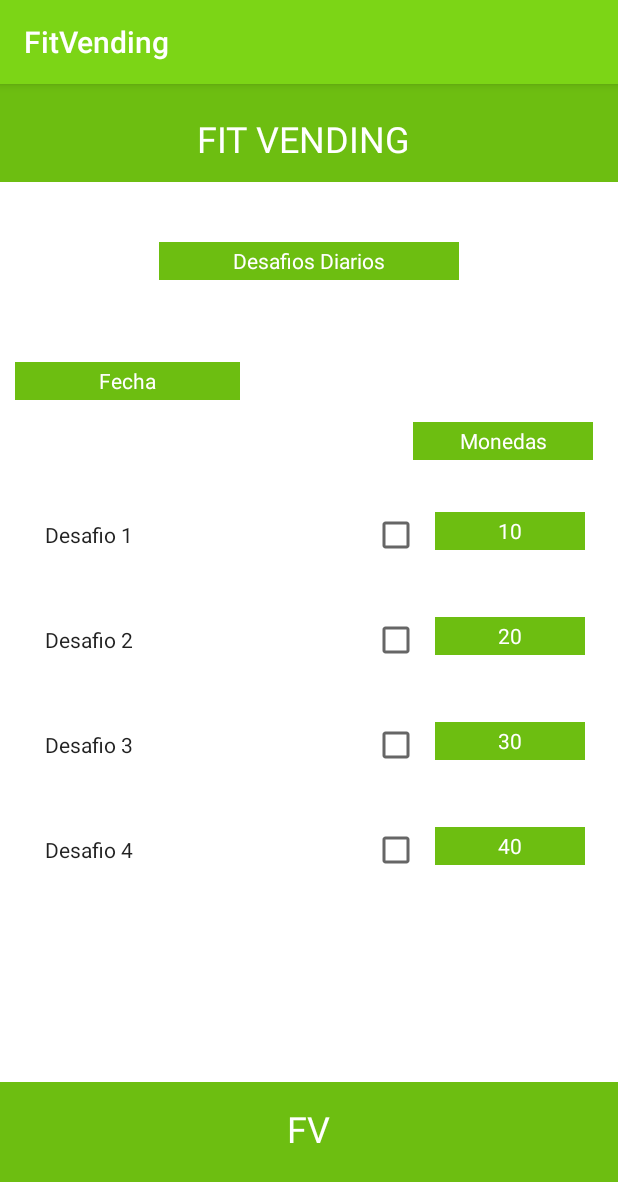
After one commit to brianbayarri/FitVending_Desarrollo, an Android app: the LogrosActivity screen opened directly, with no data from a screen before it, on a phone screen of 412 x 824 dp. The commit adds this screen. Shown: the top 1182 px of the screen. Run offline under Robolectric (Android 15) with nearby library versions, the phone set to English and light mode, and no system bars.

Commit message:
Se crea la pantalla de "Desafios Diarios" y se agrega al menu desplegable

```diff
--- a/Android/trunk/app/build.gradle
+++ b/Android/trunk/app/build.gradle
@@ -27,4 +27,5 @@ dependencies {
     testImplementation 'junit:junit:4.12'
     androidTestImplementation 'com.android.support.test:runner:1.0.2'
     androidTestImplementation 'com.android.support.test.espresso:espresso-core:3.0.2'
+    implementation 'com.android.support:recyclerview-v7:28.0.0'
 }
--- a/Android/trunk/app/src/main/AndroidManifest.xml
+++ b/Android/trunk/app/src/main/AndroidManifest.xml
@@ -9,7 +9,8 @@
         android:roundIcon="@mipmap/ic_launcher_round"
         android:supportsRtl="true"
         android:theme="@style/AppTheme">
-        <activity android:name=".PerfilActivity"></activity>
+        <activity android:name=".LogrosActivity"></activity>
+        <activity android:name=".PerfilActivity" />
         <activity android:name=".AlimentacionActivity" />
         <activity android:name=".CronometroActivity" />
         <activity android:name=".VendingActivity" />
--- /dev/null
+++ b/Android/trunk/app/src/main/java/com/example/fitvending/LogrosActivity.java
@@ -0,0 +1,13 @@
+package com.example.fitvending;
+
+import android.support.v7.app.AppCompatActivity;
+import android.os.Bundle;
+
+public class LogrosActivity extends AppCompatActivity {
+
+    @Override
+    protected void onCreate(Bundle savedInstanceState) {
+        super.onCreate(savedInstanceState);
+        setContentView(R.layout.activity_logros);
+    }
+}
--- a/Android/trunk/app/src/main/java/com/example/fitvending/MainActivity.java
+++ b/Android/trunk/app/src/main/java/com/example/fitvending/MainActivity.java
@@ -103,6 +103,9 @@ public class MainActivity extends AppCompatActivity
         }  else if (id == R.id.nav_Perfil) {
             intent = new Intent(this, PerfilActivity.class);
             startActivity(intent);
+        }   else if (id == R.id.nav_Desafios) {
+            intent = new Intent(this, LogrosActivity.class);
+            startActivity(intent);
         }
 
         DrawerLayout drawer = findViewById(R.id.drawer_layout);
--- /dev/null
+++ b/Android/trunk/app/src/main/res/layout/activity_logros.xml
@@ -0,0 +1,188 @@
+<?xml version="1.0" encoding="utf-8"?>
+<RelativeLayout xmlns:android="http://schemas.android.com/apk/res/android"
+    xmlns:app="http://schemas.android.com/apk/res-auto"
+    xmlns:tools="http://schemas.android.com/tools"
+    android:layout_width="match_parent"
+    android:layout_height="match_parent"
+    tools:context=".LogrosActivity"
+    android:background="#6DBE11"
+    >
+
+
+    <TextView
+        android:id="@+id/lbl_FVtitulo"
+        android:layout_width="wrap_content"
+        android:layout_height="wrap_content"
+        android:gravity="center"
+        android:text="FIT VENDING "
+        android:layout_centerHorizontal="true"
+        android:layout_marginTop="20dp"
+        android:textColor="#FFFFFF"
+        android:textSize="24sp"
+        />
+
+    <RelativeLayout
+        android:layout_width="match_parent"
+        android:layout_height="600dp"
+        android:layout_marginTop="65dp"
+        android:background="#FFFFFF"
+        >
+
+
+        <TextView
+            android:id="@+id/lbl_DesafiosDiarios"
+            android:layout_width="200dp"
+            android:layout_height="25dp"
+            android:layout_marginStart="15dp"
+            android:layout_marginTop="40dp"
+            android:background="#6DBE11"
+            android:gravity="center"
+            android:text="Desafios Diarios"
+            android:textColor="#FFFFFF"
+            android:layout_centerHorizontal="true"
+            />
+
+        <TextView
+            android:id="@+id/lbl_Fecha"
+            android:layout_width="150dp"
+            android:layout_height="25dp"
+            android:layout_marginStart="10dp"
+            android:layout_marginTop="120dp"
+            android:background="#6DBE11"
+            android:gravity="center"
+            android:text="Fecha"
+            android:textColor="#FFFFFF" />
+
+        <TextView
+            android:id="@+id/lbl_FechaNum"
+            android:layout_width="75dp"
+            android:layout_height="25dp"
+            android:layout_marginStart="200dp"
+            android:layout_marginTop="120dp"
+            android:gravity="center"
+            android:text="Fecha"
+            android:textColor="#FFFFFF" />
+
+
+        <TextView
+            android:id="@+id/lbl_MonedasGanadas"
+            android:layout_width="120dp"
+            android:layout_height="25dp"
+            android:layout_marginStart="275dp"
+            android:layout_marginTop="160dp"
+            android:background="#6DBE11"
+            android:gravity="center"
+            android:text="Monedas"
+            android:textColor="#FFFFFF" />
+
+
+        <CheckedTextView
+            android:id="@+id/check_Logro1"
+            android:layout_width="250dp"
+            android:layout_height="30dp"
+            android:text="Desafio 1"
+            android:layout_marginStart="30dp"
+            android:layout_marginTop="220dp"
+            android:checkMark="?android:attr/listChoiceIndicatorMultiple"
+            android:gravity="center"
+
+            />
+
+
+        <TextView
+            android:id="@+id/lbl_MonedasGanadasLogro1"
+            android:layout_width="100dp"
+            android:layout_height="25dp"
+            android:layout_marginStart="290dp"
+            android:layout_marginTop="220dp"
+            android:background="#6DBE11"
+            android:gravity="center"
+            android:text="10"
+            android:textColor="#FFFFFF" />
+
+        <CheckedTextView
+            android:id="@+id/check_Logro2"
+            android:layout_width="250dp"
+            android:layout_height="30dp"
+            android:text="Desafio 2"
+            android:layout_marginStart="30dp"
+            android:layout_marginTop="290dp"
+            android:checkMark="?android:attr/listChoiceIndicatorMultiple"
+            android:gravity="center"
+            />
+
+
+        <TextView
+            android:id="@+id/lbl_MonedasGanadasLogro2"
+            android:layout_width="100dp"
+            android:layout_height="25dp"
+            android:layout_marginStart="290dp"
+            android:layout_marginTop="290dp"
+            android:background="#6DBE11"
+            android:gravity="center"
+            android:text="20"
+            android:textColor="#FFFFFF" />
+
+
+        <CheckedTextView
+            android:id="@+id/check_Logro3"
+            android:layout_width="250dp"
+            android:layout_height="30dp"
+            android:text="Desafio 3"
+            android:layout_marginStart="30dp"
+            android:layout_marginTop="360dp"
+            android:checkMark="?android:attr/listChoiceIndicatorMultiple"
+            android:gravity="center"
+            />
+
+        <TextView
+            android:id="@+id/lbl_MonedasGanadasLogro3"
+            android:layout_width="100dp"
+            android:layout_height="25dp"
+            android:layout_marginStart="290dp"
+            android:layout_marginTop="360dp"
+            android:background="#6DBE11"
+            android:gravity="center"
+            android:text="30"
+            android:textColor="#FFFFFF"/>
+
+        <CheckedTextView
+            android:id="@+id/check_Logro4"
+            android:layout_width="250dp"
+            android:layout_height="30dp"
+            android:text="Desafio 4"
+            android:layout_marginStart="30dp"
+            android:layout_marginTop="430dp"
+            android:checkMark="?android:attr/listChoiceIndicatorMultiple"
+            android:gravity="center"
+            />
+
+        <TextView
+            android:id="@+id/lbl_MonedasGanadasLogro4"
+            android:layout_width="100dp"
+            android:layout_height="25dp"
+            android:layout_marginStart="290dp"
+            android:layout_marginTop="430dp"
+            android:background="#6DBE11"
+            android:gravity="center"
+            android:text="40"
+            android:textColor="#FFFFFF"/>
+
+
+    </RelativeLayout>
+
+
+    <TextView
+        android:id="@+id/lbl_pieFV"
+        android:layout_width="wrap_content"
+        android:layout_height="wrap_content"
+        android:text="FV"
+        android:textColor="#FFFFFF"
+        android:textSize="24sp"
+        android:gravity="center"
+        android:layout_centerHorizontal="true"
+        android:layout_marginTop="680dp" />
+
+
+
+</RelativeLayout>
--- a/Android/trunk/app/src/main/res/menu/activity_main_drawer.xml
+++ b/Android/trunk/app/src/main/res/menu/activity_main_drawer.xml
@@ -37,6 +37,11 @@
             android:title="Perfil"
             />
 
+        <item
+            android:id="@+id/nav_Desafios"
+            android:icon="@drawable/ic_menu_manage"
+            android:title="Desafios"
+            />
 
     </group>
 
```
